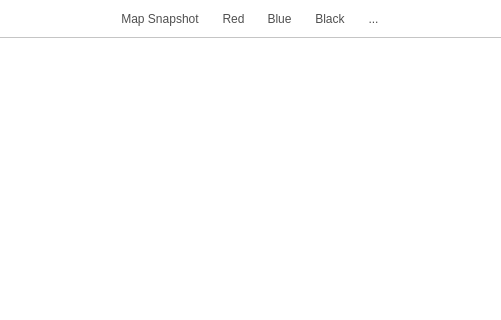
Old version of the form src/roam/editorwidgets/uifiles/ui_drawingpad.ui in the repository roam-qgis/Roam; both pictures show x 192 to 693 and y 0 to 320 of the 896 by 583 pixel window.
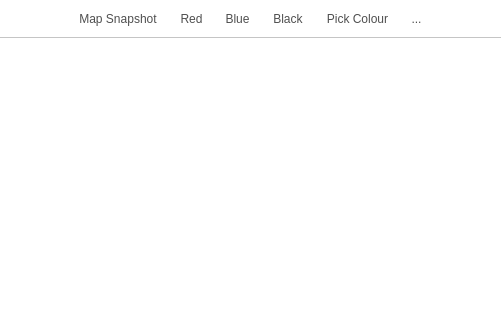
New version of the form. Icons and pictures are not drawn.

Commit message: Add colour picker to drawing pad

Patch:
```diff
--- a/src/roam/editorwidgets/uifiles/ui_drawingpad.ui
+++ b/src/roam/editorwidgets/uifiles/ui_drawingpad.ui
@@ -180,6 +180,28 @@
        </attribute>
       </widget>
      </item>
+     <item>
+      <widget class="QToolButton" name="colorPickerButton">
+       <property name="text">
+        <string>Pick Colour</string>
+       </property>
+       <property name="iconSize">
+        <size>
+         <width>48</width>
+         <height>48</height>
+        </size>
+       </property>
+       <property name="checkable">
+        <bool>true</bool>
+       </property>
+       <property name="autoRaise">
+        <bool>true</bool>
+       </property>
+       <attribute name="buttonGroup">
+        <string>buttonGroup</string>
+       </attribute>
+      </widget>
+     </item>
      <item>
       <widget class="QToolButton" name="toolEraser">
        <property name="text">
```
The commit also changes 1 other file.
